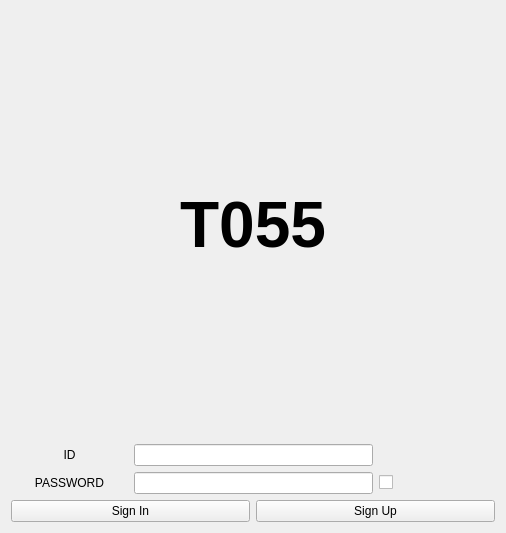
Old version of the form project/loginpage.ui in the repository lym0217/QT_Project.
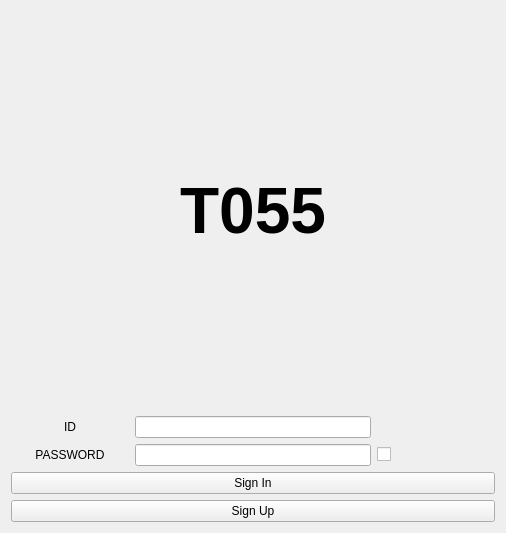
New version of the form. Icons and pictures are not drawn.

Commit message: login ui 수정

What changed in the file:
```diff
--- a/project/loginpage.ui
+++ b/project/loginpage.ui
@@ -82,14 +82,14 @@
          </property>
         </widget>
        </item>
-       <item row="2" column="2" colspan="2">
+       <item row="3" column="0" colspan="4">
         <widget class="QPushButton" name="pushButton">
          <property name="text">
           <string>Sign Up</string>
          </property>
         </widget>
        </item>
-       <item row="2" column="0" colspan="2">
+       <item row="2" column="0" colspan="4">
         <widget class="QPushButton" name="login_btn">
          <property name="text">
           <string>Sign In</string>
```
